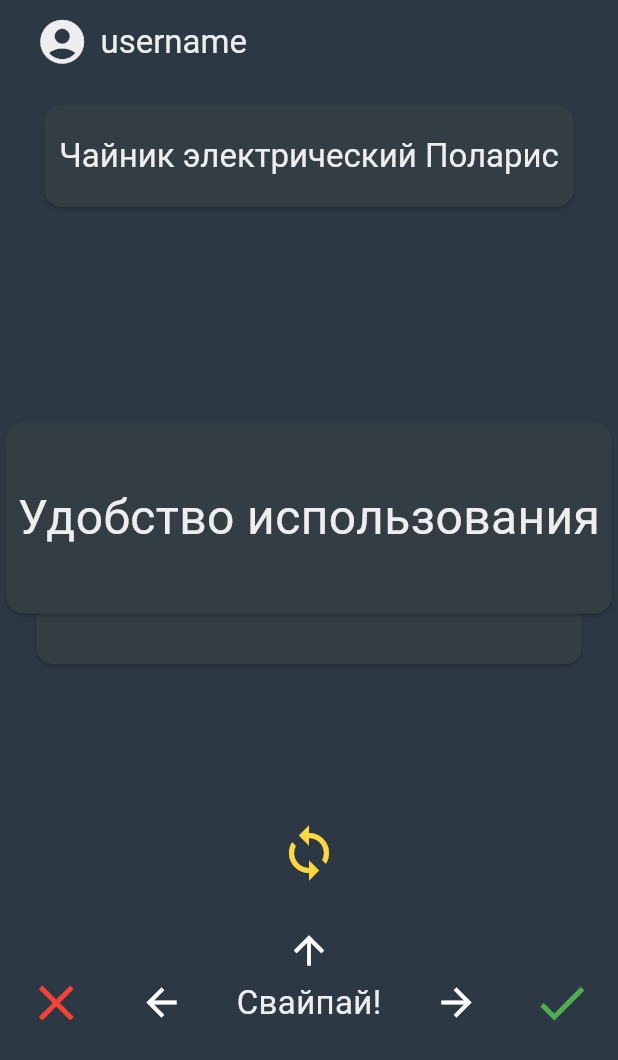
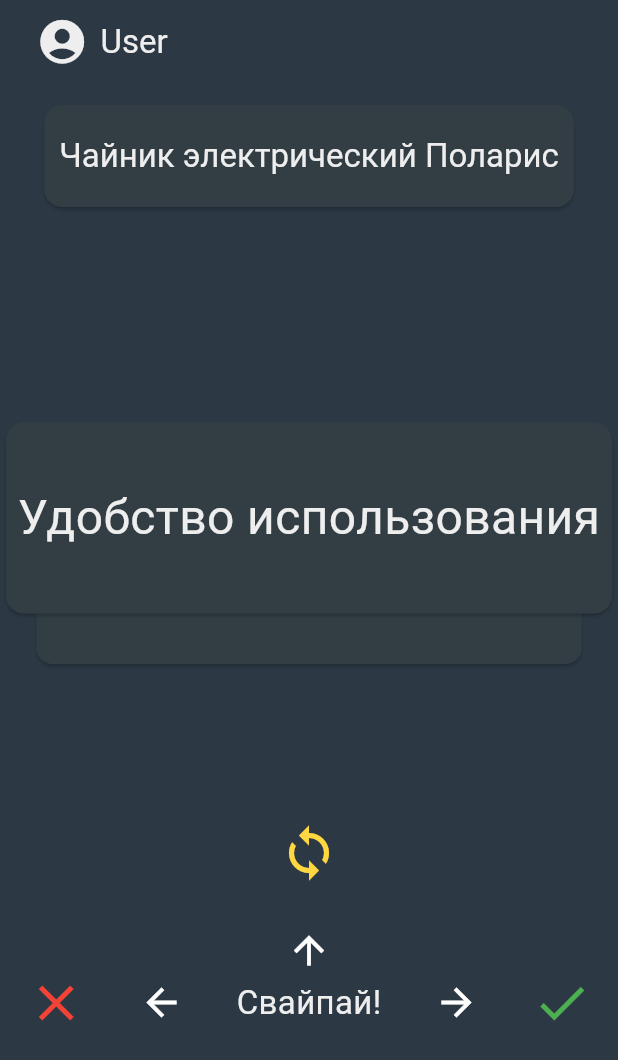
Before and after one commit to Street02krutoy/t_polls_app, a Flutter app: the screen it shows after launch, on a phone screen of 412 x 824 dp. Shown: the top 1060 px of the screen. Run offline on Flutter 3.47's test engine with Material 3 defaults, Android fonts, the phone set to English and light mode, and no system bars; drawn by our look-alikes of appinio_swiper; missing offline and left inert: running_text, telegram_web_app.

Commit message:
some changes

```diff
--- a/lib/pages/main_page.dart
+++ b/lib/pages/main_page.dart
@@ -3,6 +3,8 @@ import 'package:t_polls_app/main.dart';
 import 'package:t_polls_app/pages/list_page.dart';
 import 'package:t_polls_app/pages/profile_page.dart';
 import 'package:t_polls_app/pages/swipe_page.dart';
+import 'package:telegram_web_app/telegram_web_app.dart';
+
 
 class MainPage extends StatefulWidget {
   const MainPage({super.key});
@@ -37,7 +39,8 @@ class _MainPageState extends State<MainPage> with TickerProviderStateMixin {
                 size: 35,
               ),
             ),
-            Text("username"),
+            Text("User"),
+            // Text(TelegramWebApp.instance.initData.user.firstname ?? "User"),
           ],
         ),
       ),
```
Also changed, not shown: lib/pages/profile_page.dart (+9 -5 lines).
